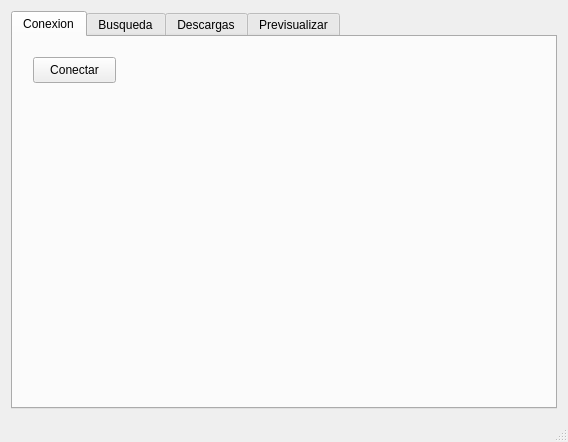
This is mainwindow.ui in Nsm/lares as Qt 5 draws it before an edit. The edited form follows.
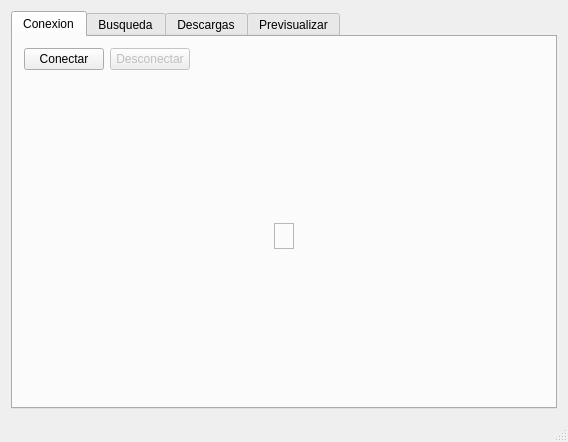
This is the edited form. The open tabs and pages were chosen to show the change. Icons and pictures are not drawn.

Patch:
```diff
--- a/mainwindow.ui
+++ b/mainwindow.ui
@@ -24,19 +24,118 @@
        <attribute name="title">
         <string>Conexion</string>
        </attribute>
-       <widget class="QPushButton" name="pbConnect">
-        <property name="geometry">
-         <rect>
-          <x>20</x>
-          <y>20</y>
-          <width>83</width>
-          <height>26</height>
-         </rect>
-        </property>
-        <property name="text">
-         <string>Conectar</string>
-        </property>
-       </widget>
+       <layout class="QGridLayout" name="gridLayout_6">
+        <item row="0" column="0">
+         <layout class="QGridLayout" name="gridLayout_5">
+          <item row="0" column="0">
+           <layout class="QHBoxLayout" name="horizontalLayout_2">
+            <item>
+             <widget class="QPushButton" name="pbConnect">
+              <property name="text">
+               <string>Conectar</string>
+              </property>
+             </widget>
+            </item>
+            <item>
+             <widget class="QPushButton" name="pushButton">
+              <property name="enabled">
+               <bool>false</bool>
+              </property>
+              <property name="text">
+               <string>Desconectar</string>
+              </property>
+             </widget>
+            </item>
+            <item>
+             <spacer name="horizontalSpacer">
+              <property name="orientation">
+               <enum>Qt::Horizontal</enum>
+              </property>
+              <property name="sizeHint" stdset="0">
+               <size>
+                <width>40</width>
+                <height>20</height>
+               </size>
+              </property>
+             </spacer>
+            </item>
+           </layout>
+          </item>
+          <item row="1" column="0">
+           <layout class="QGridLayout" name="gridLayout_4">
+            <item row="1" column="1" rowspan="2">
+             <widget class="QLabel" name="label_2">
+              <property name="frameShape">
+               <enum>QFrame::StyledPanel</enum>
+              </property>
+              <property name="frameShadow">
+               <enum>QFrame::Raised</enum>
+              </property>
+              <property name="text">
+               <string/>
+              </property>
+              <property name="pixmap">
+               <pixmap resource="images.qrc">:/data/img/pares_blanco.jpg</pixmap>
+              </property>
+             </widget>
+            </item>
+            <item row="2" column="0">
+             <spacer name="horizontalSpacer_2">
+              <property name="orientation">
+               <enum>Qt::Horizontal</enum>
+              </property>
+              <property name="sizeHint" stdset="0">
+               <size>
+                <width>40</width>
+                <height>20</height>
+               </size>
+              </property>
+             </spacer>
+            </item>
+            <item row="2" column="4">
+             <spacer name="horizontalSpacer_3">
+              <property name="orientation">
+               <enum>Qt::Horizontal</enum>
+              </property>
+              <property name="sizeHint" stdset="0">
+               <size>
+                <width>40</width>
+                <height>20</height>
+               </size>
+              </property>
+             </spacer>
+            </item>
+            <item row="0" column="1">
+             <spacer name="verticalSpacer">
+              <property name="orientation">
+               <enum>Qt::Vertical</enum>
+              </property>
+              <property name="sizeHint" stdset="0">
+               <size>
+                <width>20</width>
+                <height>40</height>
+               </size>
+              </property>
+             </spacer>
+            </item>
+            <item row="3" column="1">
+             <spacer name="verticalSpacer_2">
+              <property name="orientation">
+               <enum>Qt::Vertical</enum>
+              </property>
+              <property name="sizeHint" stdset="0">
+               <size>
+                <width>20</width>
+                <height>40</height>
+               </size>
+              </property>
+             </spacer>
+            </item>
+           </layout>
+          </item>
+         </layout>
+        </item>
+       </layout>
       </widget>
       <widget class="QWidget" name="tabSearch">
        <attribute name="title">
```
Left out of the diff: 12 changed lines with no effect on the pictures.
